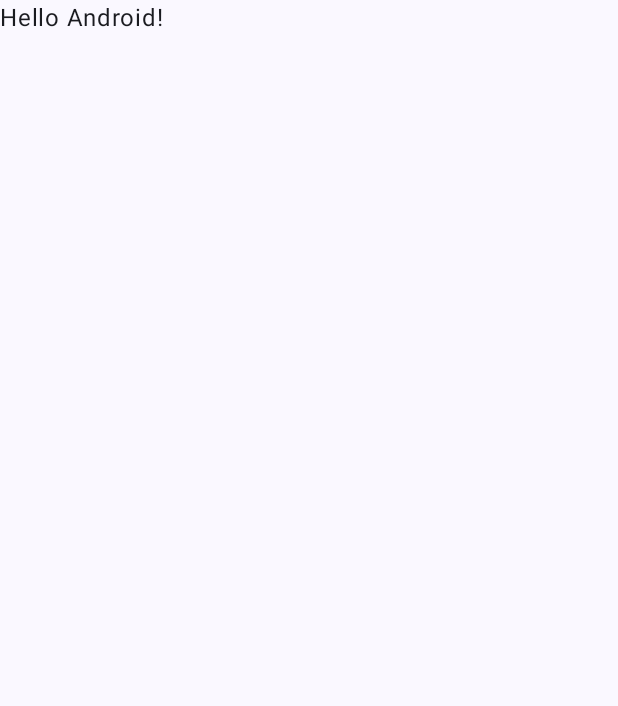
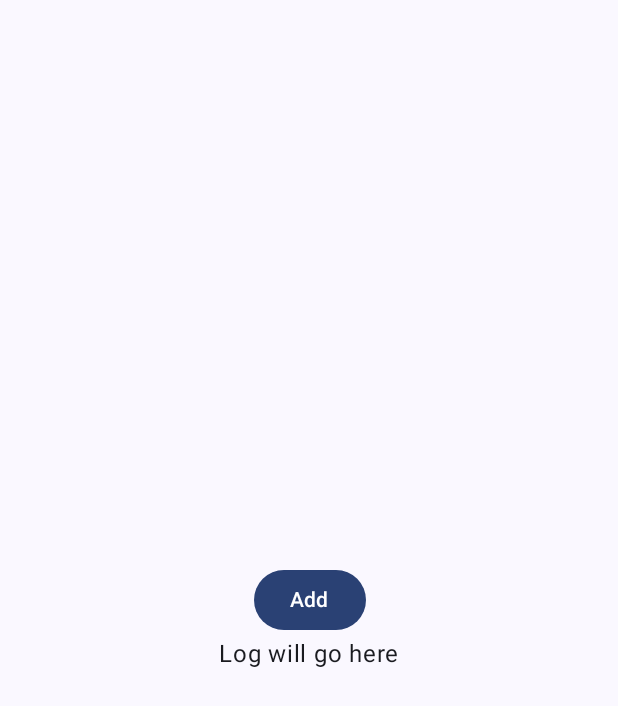
Before and after one commit to shtef21/android-business-diary, an Android app built with Jetpack Compose: the screen it shows after launch (MainActivity), on a phone screen of 412 x 824 dp. Before the commit the part shown is almost empty. Shown: the top 706 px of the screen. Run offline under Robolectric (Android 15) with nearby library versions, the phone set to English and light mode, and no system bars; our stand-ins replace Firebase (no records; nobody signed in at launch, a user with empty details on screens opened directly).

```diff
--- a/BusinessDiary/app/src/main/java/com/github/shtef21/businessdiary/MainActivity.kt
+++ b/BusinessDiary/app/src/main/java/com/github/shtef21/businessdiary/MainActivity.kt
@@ -3,16 +3,32 @@ package com.github.shtef21.businessdiary
 import android.os.Bundle
 import androidx.activity.ComponentActivity
 import androidx.activity.compose.setContent
+import androidx.compose.foundation.layout.Box
+import androidx.compose.foundation.layout.Column
 import androidx.compose.foundation.layout.fillMaxSize
+import androidx.compose.material3.Button
 import androidx.compose.material3.MaterialTheme
 import androidx.compose.material3.Surface
 import androidx.compose.material3.Text
 import androidx.compose.runtime.Composable
+import androidx.compose.ui.Alignment
 import androidx.compose.ui.Modifier
+import androidx.compose.ui.text.TextStyle
+import androidx.compose.ui.text.font.FontFamily
 import androidx.compose.ui.tooling.preview.Preview
+import com.github.shtef21.businessdiary.logic.addItemToDatabase
 import com.github.shtef21.businessdiary.ui.theme.BusinessDiaryTheme
+import com.google.firebase.Firebase
+import com.google.firebase.database.DatabaseReference
+import com.google.firebase.database.FirebaseDatabase
+import com.google.firebase.database.database
 
 class MainActivity : ComponentActivity() {
+
+    // DONE: https://www.youtube.com/watch?v=rFTJTLdoGDY&list=PLHQRWugvckFry9Q1OT6hLNfyUizT73PwX&index=2
+    // TODO: next video in series
+    private val firebase : FirebaseDatabase = FirebaseDatabase.getInstance()
+
     override fun onCreate(savedInstanceState: Bundle?) {
         super.onCreate(savedInstanceState)
         setContent {
@@ -31,10 +47,25 @@ class MainActivity : ComponentActivity() {
 
 @Composable
 fun Greeting(name: String, modifier: Modifier = Modifier) {
-    Text(
-        text = "Hello $name!",
-        modifier = modifier
-    )
+    var output : String = "Log will go here"
+
+    Box(
+        modifier = Modifier.fillMaxSize(),
+        contentAlignment = Alignment.Center
+    ) {
+        Column(
+            horizontalAlignment = Alignment.CenterHorizontally
+        ) {
+            Button(
+                onClick = {
+                    output = addItemToDatabase()
+                }
+            ) {
+                Text(text = "Add")
+            }
+            Text(text = output)
+        }
+    }
 }
 
 @Preview(showBackground = true)
--- /dev/null
+++ b/BusinessDiary/app/src/main/java/com/github/shtef21/businessdiary/logic/AppDb.kt
@@ -0,0 +1,5 @@
+package com.github.shtef21.businessdiary.logic
+
+fun addItemToDatabase() : String {
+    return "WIP";
+}
--- a/BusinessDiary/build.gradle.kts
+++ b/BusinessDiary/build.gradle.kts
@@ -2,4 +2,7 @@
 plugins {
     id("com.android.application") version "8.2.2" apply false
     id("org.jetbrains.kotlin.android") version "1.9.0" apply false
+
+    // Add the dependency for the Google services Gradle plugin
+    id("com.google.gms.google-services") version "4.4.1" apply false
 }
```
Also changed, not shown: BusinessDiary/app/build.gradle.kts (+11 -0 lines), 1 other file.
